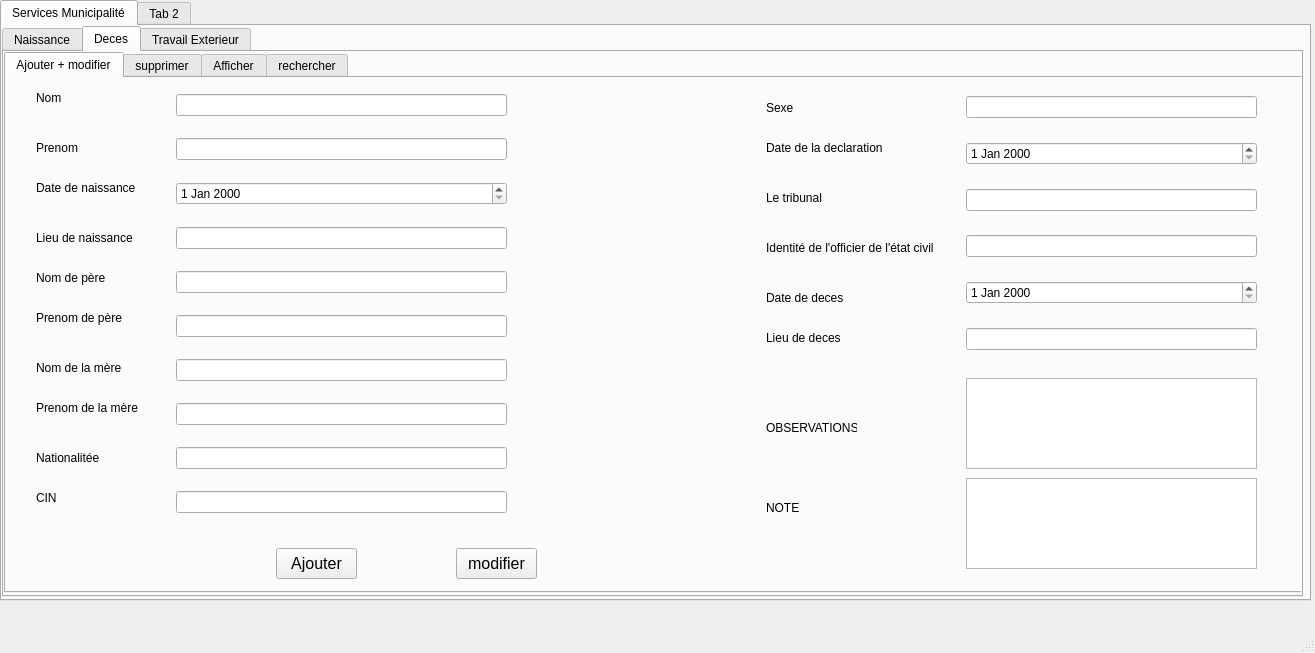
First picture: the form in mainwindow.ui, repository raniaamri/smart_municipality_2A5, before the edit.
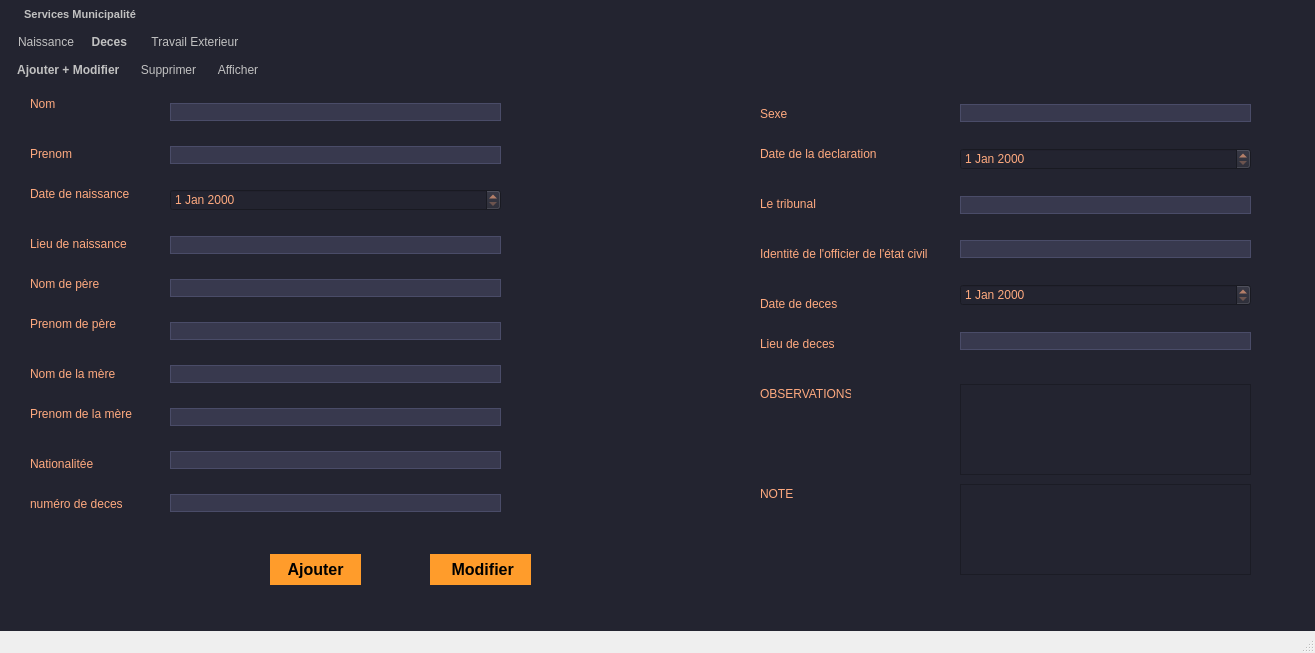
Second picture: the form after the edit. The open tabs and pages were chosen to show the change. Icons and pictures are not drawn.

Patch:
```diff
--- a/mainwindow.ui
+++ b/mainwindow.ui
@@ -17,6 +17,245 @@
    <enum>Qt::LeftToRight</enum>
   </property>
   <widget class="QWidget" name="centralwidget">
+   <property name="styleSheet">
+    <string notr="true">
+QWidget
+{
+	background-color: #232430;
+	color: #000000;
+	border-color: #000000;
+
+}
+
+
+/*-----QLabel-----*/
+QLabel
+{
+	background-color: #232430;
+	color: #c1c1c1;
+	border-color: #000000;
+
+}
+
+
+/*-----QPushButton-----*/
+QPushButton
+{
+	background-color: #ff9c2b;
+	color: #000000;
+	font-weight: bold;
+	border-style: solid;
+	border-color: #000000;
+	padding: 6px;
+
+}
+
+
+QPushButton::hover
+{
+	background-color: #ffaf5d;
+
+}
+
+
+QPushButton::pressed
+{
+	background-color: #dd872f;
+
+}
+
+
+/*-----QToolButton-----*/
+QToolButton
+{
+	background-color: #ff9c2b;
+	color: #000000;
+	font-weight: bold;
+	border-style: solid;
+	border-color: #000000;
+	padding: 6px;
+
+}
+
+
+QToolButton::hover
+{
+	background-color: #ffaf5d;
+
+}
+
+
+QToolButton::pressed
+{
+	background-color: #dd872f;
+
+}
+
+
+/*-----QLineEdit-----*/
+QLineEdit
+{
+	background-color: #38394e;
+	color: #c1c1c1;
+	border-style: solid;
+	border-width: 1px;
+	border-color: #4a4c68;
+
+}
+
+
+/*-----QTableView-----*/
+QTableView, 
+QHeaderView, 
+QTableView::item 
+{
+	background-color: #232430;
+	color: #c1c1c1;
+	border: none;
+
+}
+
+
+QTableView::item:selected 
+{ 
+    background-color: #41424e;
+    color: #c1c1c1;
+
+}
+
+
+QHeaderView::section:horizontal 
+{
+    background-color: #232430;
+	border: 1px solid #37384d;
+	padding: 5px;
+
+}
+
+
+QTableView::indicator{
+	background-color: #1d1d28;
+	border: 1px solid #37384d;
+
+}
+
+
+QTableView::indicator:checked{
+	image:url(&quot;./ressources/check.png&quot;); /*To replace*/
+	background-color: #1d1d28;
+
+}
+
+/*-----QTabWidget-----*/
+QTabWidget::pane 
+{ 
+    border: none;
+
+}
+
+
+QTabWidget::tab-bar 
+{
+    left: 5px; 
+
+}
+
+
+QTabBar::tab 
+{
+    color: #c1c1c1;
+    min-width: 1px;
+	padding-left: 25px;
+	margin-left:-22px;
+    height: 28px;
+	border: none;
+
+}
+
+
+QTabBar::tab:selected 
+{
+    color: #c1c1c1;
+	font-weight: bold;
+    height: 28px;
+
+}
+
+
+QTabBar::tab:!first 
+{
+    margin-left: -20px;
+
+}
+
+
+QTabBar::tab:hover 
+{
+    color: #DDD;
+
+}
+
+
+/*-----QScrollBar-----*/
+QScrollBar:horizontal 
+{
+    background-color: transparent;
+    height: 8px;
+    margin: 0px;
+    padding: 0px;
+
+}
+
+
+QScrollBar::handle:horizontal 
+{
+    border: none;
+	min-width: 100px;
+    background-color: #56576c;
+
+}
+
+
+QScrollBar::add-line:horizontal, 
+QScrollBar::sub-line:horizontal,
+QScrollBar::add-page:horizontal, 
+QScrollBar::sub-page:horizontal 
+{
+    width: 0px;
+    background-color: transparent;
+
+}
+
+
+QScrollBar:vertical 
+{
+    background-color: transparent;
+    width: 8px;
+    margin: 0;
+
+}
+
+
+QScrollBar::handle:vertical 
+{
+    border: none;
+	min-height: 100px;
+    background-color: #56576c;
+
+}
+
+
+QScrollBar::add-line:vertical, 
+QScrollBar::sub-line:vertical,
+QScrollBar::add-page:vertical, 
+QScrollBar::sub-page:vertical 
+{
+    height: 0px;
+    background-color: transparent;
+
+}
+</string>
+   </property>
    <widget class="QTabWidget" name="tabWidget">
     <property name="geometry">
      <rect>
@@ -26,12 +265,24 @@
       <height>601</height>
      </rect>
     </property>
+    <property name="font">
+     <font>
+      <pointsize>8</pointsize>
+      <weight>50</weight>
+      <bold>false</bold>
+      <strikeout>false</strikeout>
+      <kerning>true</kerning>
+     </font>
+    </property>
+    <property name="mouseTracking">
+     <bool>false</bool>
+    </property>
     <property name="currentIndex">
      <number>0</number>
     </property>
     <widget class="QWidget" name="tab">
      <attribute name="title">
-      <string>Services Municipalité</string>
+      <string>      Services Municipalité      </string>
      </attribute>
      <widget class="QTabWidget" name="tabWidget_2">
       <property name="geometry">
@@ -47,7 +298,7 @@
       </property>
       <widget class="QWidget" name="tab_3">
        <attribute name="title">
-        <string>Naissance</string>
+        <string>   Naissance   </string>
        </attribute>
        <widget class="QTabWidget" name="tabWidget_3">
         <property name="geometry">
@@ -569,7 +820,7 @@
       </widget>
       <widget class="QWidget" name="tab_4">
        <attribute name="title">
-        <string>Deces</string>
+        <string> Deces  </string>
        </attribute>
        <widget class="QTabWidget" name="tabWidget_4">
         <property name="geometry">
@@ -585,7 +836,7 @@
         </property>
         <widget class="QWidget" name="tab_10">
          <attribute name="title">
-          <string>Ajouter + modifier</string>
+          <string>    Ajouter + Modifier    </string>
          </attribute>
          <widget class="QLabel" name="label_Nomd">
           <property name="geometry">
@@ -596,6 +847,9 @@
             <height>20</height>
            </rect>
           </property>
+          <property name="styleSheet">
+           <string notr="true">color:rgb(255, 170, 127);</string>
+          </property>
           <property name="text">
            <string>Nom</string>
           </property>
@@ -609,6 +863,9 @@
             <height>20</height>
            </rect>
           </property>
+          <property name="styleSheet">
+           <string notr="true">color:rgb(255, 170, 127);</string>
+          </property>
           <property name="text">
            <string>Prenom</string>
           </property>
@@ -622,6 +879,9 @@
             <height>20</height>
            </rect>
           </property>
+          <property name="styleSheet">
+           <string notr="true">color:rgb(255, 170, 127);</string>
+          </property>
           <property name="text">
            <string>Date de naissance</string>
           </property>
@@ -635,6 +895,9 @@
             <height>20</height>
            </rect>
           </property>
+          <property name="styleSheet">
+           <string notr="true">color:rgb(255, 170, 127);</string>
+          </property>
           <property name="text">
            <string>Lieu de naissance</string>
           </property>
@@ -648,6 +911,9 @@
             <height>20</height>
            </rect>
           </property>
+          <property name="styleSheet">
+           <string notr="true">color:rgb(255, 170, 127);</string>
+          </property>
           <property name="text">
            <string>Nom de père</string>
           </property>
@@ -661,6 +927,9 @@
             <height>20</height>
            </rect>
           </property>
+          <property name="styleSheet">
+           <string notr="true">color:rgb(255, 170, 127);</string>
+          </property>
           <property name="text">
            <string>Prenom de père</string>
           </property>
@@ -674,6 +943,9 @@
             <height>20</height>
            </rect>
           </property>
+          <property name="styleSheet">
+           <string notr="true">color:rgb(255, 170, 127);</string>
+          </property>
           <property name="text">
            <string>Nom de la mère</string>
           </property>
@@ -687,6 +959,9 @@
             <height>20</height>
            </rect>
           </property>
+          <property name="styleSheet">
+           <string notr="true">color:rgb(255, 170, 127);</string>
+          </property>
           <property name="text">
            <string>Prenom de la mère</string>
           </property>
@@ -700,6 +975,9 @@
             <height>20</height>
            </rect>
           </property>
+          <property name="styleSheet">
+           <string notr="true">color:rgb(255, 170, 127);</string>
+          </property>
           <property name="text">
            <string>Nationalitée</string>
           </property>
@@ -709,13 +987,15 @@
            <rect>
             <x>270</x>
             <y>470</y>
-            <width>81</width>
+            <width>91</width>
             <height>31</height>
            </rect>
           </property>
           <property name="font">
            <font>
             <pointsize>12</pointsize>
+            <weight>75</weight>
+            <bold>true</bold>
            </font>
           </property>
           <property name="text">
@@ -725,19 +1005,21 @@
          <widget class="QPushButton" name="modifier_d">
           <property name="geometry">
            <rect>
-            <x>450</x>
+            <x>430</x>
             <y>470</y>
-            <width>81</width>
+            <width>101</width>
             <height>31</height>
            </rect>
           </property>
           <property name="font">
            <font>
             <pointsize>12</pointsize>
+            <weight>75</weight>
+            <bold>true</bold>
            </font>
           </property>
           <property name="text">
-           <string>modifier</string>
+           <string>  Modifier </string>
           </property>
          </widget>
          <widget class="QLabel" name="label_27">
@@ -749,6 +1031,9 @@
             <height>20</height>
            </rect>
           </property>
+          <property name="styleSheet">
+           <string notr="true">color:rgb(255, 170, 127);</string>
+          </property>
           <property name="text">
            <string>Sexe</string>
           </property>
@@ -762,6 +1047,9 @@
             <height>20</height>
            </rect>
           </property>
+          <property name="styleSheet">
+           <string notr="true">color:rgb(255, 170, 127);</string>
+          </property>
           <property name="text">
            <string>Date de la declaration</string>
           </property>
@@ -775,6 +1063,9 @@
             <height>20</height>
            </rect>
           </property>
+          <property name="styleSheet">
+           <string notr="true">color:rgb(255, 170, 127);</string>
+          </property>
           <property name="text">
            <string>Le tribunal</string>
           </property>
@@ -788,6 +1079,9 @@
             <height>20</height>
            </rect>
           </property>
+          <property name="styleSheet">
+           <string notr="true">color:rgb(255, 170, 127);</string>
+          </property>
           <property name="text">
            <string>Identité de l'officier de l'état civil</string>
           </property>
@@ -796,11 +1090,14 @@
           <property name="geometry">
            <rect>
             <x>760</x>
-            <y>340</y>
+            <y>300</y>
             <width>91</width>
             <height>20</height>
            </rect>
           </property>
+          <property name="styleSheet">
+           <string notr="true">color:rgb(255, 170, 127);</string>
+          </property>
           <property name="text">
            <string>OBSERVATIONS</string>
           </property>
@@ -809,11 +1106,14 @@
           <property name="geometry">
            <rect>
             <x>760</x>
-            <y>420</y>
+            <y>400</y>
             <width>54</width>
             <height>20</height>
            </rect>
           </property>
+          <property name="styleSheet">
+           <string notr="true">color:rgb(255, 170, 127);</string>
+          </property>
           <property name="text">
            <string>NOTE</string>
           </property>
@@ -823,12 +1123,15 @@
            <rect>
             <x>30</x>
             <y>410</y>
-            <width>54</width>
+            <width>101</width>
             <height>20</height>
            </rect>
           </property>
+          <property name="styleSheet">
+           <string notr="true">color:rgb(255, 170, 127);</string>
+          </property>
           <property name="text">
-           <string>CIN</string>
+           <string>numéro de deces</string>
           </property>
          </widget>
          <widget class="QLabel" name="label_35">
@@ -840,6 +1143,9 @@
             <height>20</height>
            </rect>
           </property>
+          <property name="styleSheet">
+           <string notr="true">color:rgb(255, 170, 127);</string>
+          </property>
           <property name="text">
            <string>Date de deces</string>
           </property>
@@ -853,6 +1159,9 @@
             <height>20</height>
            </rect>
           </property>
+          <property name="styleSheet">
+           <string notr="true">color:rgb(255, 170, 127);</string>
+          </property>
           <property name="text">
            <string>Lieu de deces</string>
           </property>
@@ -868,34 +1177,74 @@
           </property>
           <layout class="QVBoxLayout" name="verticalLayout_2">
            <item>
-            <widget class="QLineEdit" name="lineEdit_Nom_2"/>
+            <widget class="QLineEdit" name="lineEdit_Nom_2">
+             <property name="styleSheet">
+              <string notr="true">color:rgb(243, 185, 255);</string>
+             </property>
+            </widget>
            </item>
            <item>
-            <widget class="QLineEdit" name="lineEdit_Prenomd"/>
+            <widget class="QLineEdit" name="lineEdit_Prenomd">
+             <property name="styleSheet">
+              <string notr="true">color:rgb(243, 185, 255);</string>
+             </property>
+            </widget>
            </item>
            <item>
-            <widget class="QDateEdit" name="dateEdit_3"/>
+            <widget class="QDateEdit" name="dateEdit_3">
+             <property name="styleSheet">
+              <string notr="true">color:rgb(255, 170, 127);</string>
+             </property>
+            </widget>
            </item>
            <item>
-            <widget class="QLineEdit" name="lineEdit_lieu_de_naissanced"/>
+            <widget class="QLineEdit" name="lineEdit_lieu_de_naissanced">
+             <property name="styleSheet">
+              <string notr="true">color:rgb(243, 185, 255);</string>
+             </property>
+            </widget>
            </item>
            <item>
-            <widget class="QLineEdit" name="lineEdit_nompered"/>
+            <widget class="QLineEdit" name="lineEdit_nompered">
+             <property name="styleSheet">
+              <string notr="true">color:rgb(243, 185, 255);</string>
+             </property>
+            </widget>
            </item>
            <item>
-            <widget class="QLineEdit" name="lineEdit_prenom_du_pere_2"/>
+            <widget class="QLineEdit" name="lineEdit_prenom_du_pere_2">
+             <property name="styleSheet">
+              <string notr="true">color:rgb(243, 185, 255);</string>
+             </property>
+            </widget>
            </item>
            <item>
-            <widget class="QLineEdit" name="lineEdit_nom_de_mere_2"/>
+            <widget class="QLineEdit" name="lineEdit_nom_de_mere_2">
+             <property name="styleSheet">
+              <string notr="true">color:rgb(243, 185, 255);</string>
+             </property>
+            </widget>
            </item>
            <item>
-            <widget class="QLineEdit" name="lineEdit_prenom_de_mere_2"/>
+            <widget class="QLineEdit" name="lineEdit_prenom_de_mere_2">
+             <property name="styleSheet">
+              <string notr="true">color:rgb(243, 185, 255);</string>
+             </property>
+            </widget>
            </item>
            <item>
-            <widget class="QLineEdit" name="lineEdit_nationalite_2"/>
+            <widget class="QLineEdit" name="lineEdit_nationalite_2">
+             <property name="styleSheet">
+              <string notr="true">color:rgb(243, 185, 255);</string>
+             </property>
+            </widget>
            </item>
            <item>
-            <widget class="QLineEdit" name="lineEdit_2"/>
+            <widget class="QLineEdit" name="lineEdit_cin">
+             <property name="styleSheet">
+              <string notr="true">color:rgb(243, 185, 255);</string>
+             </property>
+            </widget>
            </item>
           </layout>
          </widget>
@@ -910,22 +1259,46 @@
           </property>
           <layout class="QVBoxLayout" name="verticalLayout_4">
            <item>
-            <widget class="QLineEdit" name="lineEdit_5"/>
+            <widget class="QLineEdit" name="lineEdit_5">
+             <property name="styleSheet">
+              <string notr="true">color:rgb(243, 185, 255);</string>
+             </property>
+            </widget>
            </item>
            <item>
-            <widget class="QDateEdit" name="dateEdit_4"/>
+            <widget class="QDateEdit" name="dateEdit_4">
+             <property name="styleSheet">
+              <string notr="true">color:rgb(255, 170, 127);</string>
+             </property>
+            </widget>
            </item>
            <item>
-            <widget class="QLineEdit" name="lineEdit_TRIBUNAL_2"/>
+            <widget class="QLineEdit" name="lineEdit_TRIBUNAL_2">
+             <property name="styleSheet">
+              <string notr="true">color:rgb(243, 185, 255);</string>
+             </property>
+            </widget>
            </item>
            <item>
-            <widget class="QLineEdit" name="lineEdit_OFFICIER_2"/>
+            <widget class="QLineEdit" name="lineEdit_OFFICIER_2">
+             <property name="styleSheet">
+              <string notr="true">color:rgb(243, 185, 255);</string>
+             </property>
+            </widget>
            </item>
            <item>
-            <widget class="QDateEdit" name="dateEdit_5"/>
+            <widget class="QDateEdit" name="dateEdit_5">
+             <property name="styleSheet">
+              <string notr="true">color:rgb(255, 170, 127);</string>
+             </property>
+            </widget>
            </item>
            <item>
-            <widget class="QLineEdit" name="lineEdit_6"/>
+            <widget class="QLineEdit" name="lineEdit_6">
+             <property name="styleSheet">
+              <string notr="true">color:rgb(243, 185, 255);</string>
+             </property>
+            </widget>
            </item>
           </layout>
          </widget>
@@ -938,6 +1311,9 @@
             <height>91</height>
            </rect>
           </property>
+          <property name="styleSheet">
+           <string notr="true">color:rgb(243, 185, 255);</string>
+          </property>
           <property name="html">
            <string>&lt;!DOCTYPE HTML PUBLIC &quot;-//W3C//DTD HTML 4.0//EN&quot; &quot;http://www.w3.org/TR/REC-html40/strict.dtd&quot;&gt;
 &lt;html&gt;&lt;head&gt;&lt;meta name=&quot;qrichtext&quot; content=&quot;1&quot; /&gt;&lt;style type=&quot;text/css&quot;&gt;
@@ -955,6 +1331,9 @@
             <height>91</height>
            </rect>
           </property>
+          <property name="styleSheet">
+           <string notr="true">color:rgb(243, 185, 255);</string>
+          </property>
           <property name="html">
            <string>&lt;!DOCTYPE HTML PUBLIC &quot;-//W3C//DTD HTML 4.0//EN&quot; &quot;http://www.w3.org/TR/REC-html40/strict.dtd&quot;&gt;
 &lt;html&gt;&lt;head&gt;&lt;meta name=&quot;qrichtext&quot; content=&quot;1&quot; /&gt;&lt;style type=&quot;text/css&quot;&gt;
@@ -966,7 +1345,7 @@
         </widget>
         <widget class="QWidget" name="tab_11">
          <attribute name="title">
-          <string>supprimer</string>
+          <string>  Supprimer  </string>
          </attribute>
          <widget class="QLabel" name="label_34">
           <property name="geometry">
@@ -1007,7 +1386,7 @@
         </widget>
         <widget class="QWidget" name="tab_12">
          <attribute name="title">
-          <string>Afficher</string>
+          <string>   Afficher    </string>
          </attribute>
          <widget class="QTableView" name="tableView_3">
           <property name="geometry">
@@ -1019,12 +1398,7 @@
            </rect>
           </property>
          </widget>
-        </widget>
-        <widget class="QWidget" name="tab_13">
-         <attribute name="title">
-          <string>rechercher</string>
-         </attribute>
-         <widget class="QPushButton" name="pushButton_8">
+         <widget class="QLineEdit" name="lineEdit_recherche_dynamique_deces">
           <property name="geometry">
            <rect>
             <x>20</x>
@@ -1135,16 +1509,11 @@
       </widget>
       <widget class="QWidget" name="tab_5">
        <attribute name="title">
-        <string>Travail Exterieur</string>
+        <string>    Travail Exterieur       </string>
        </attribute>
       </widget>
      </widget>
     </widget>
-    <widget class="QWidget" name="tab_2">
-     <attribute name="title">
-      <string>Tab 2</string>
-     </attribute>
-    </widget>
    </widget>
   </widget>
   <widget class="QMenuBar" name="menubar">
```
Left out of the diff: 515 changed lines with no effect on the pictures.
